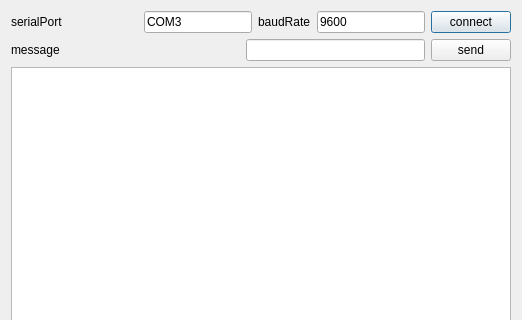
marvin5300/general-purpose-control, file src/serialconsole.ui: the form before one commit; both pictures show x 0 to 522 and y 0 to 320 of the 522 by 488 pixel window.
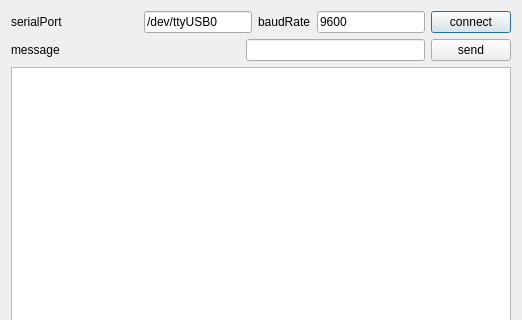
The form after the commit.

```diff
--- a/src/serialconsole.ui
+++ b/src/serialconsole.ui
@@ -47,7 +47,7 @@
        <item>
         <widget class="QLineEdit" name="portNameEdit">
          <property name="text">
-          <string>COM3</string>
+          <string>/dev/ttyUSB0</string>
          </property>
         </widget>
        </item>
```
